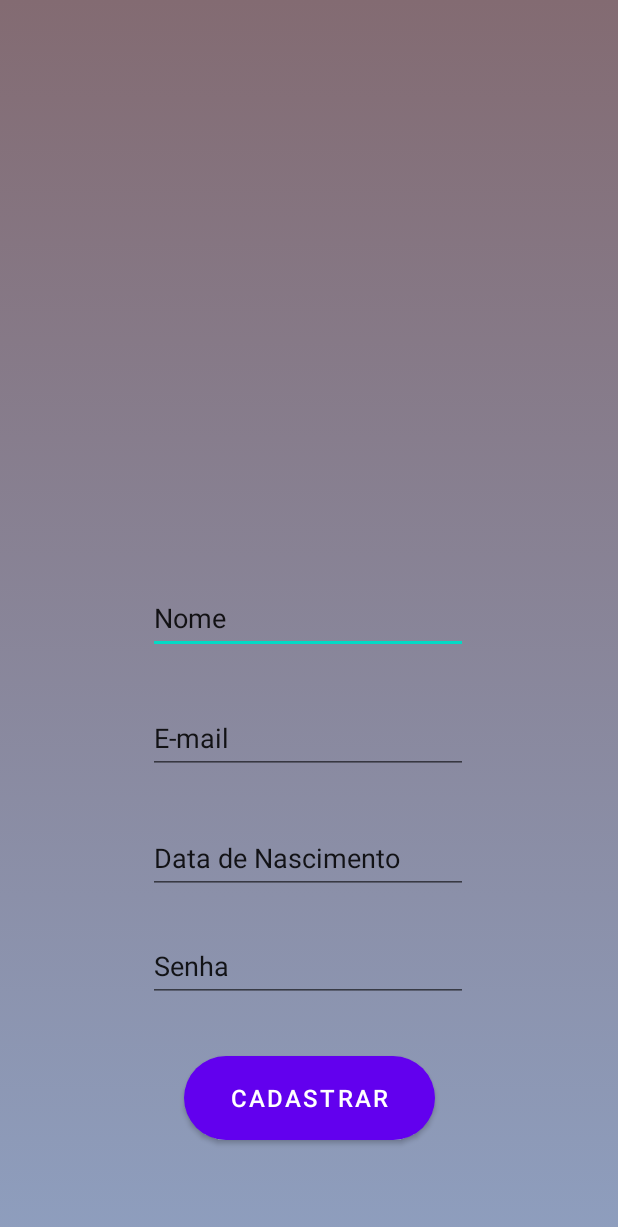
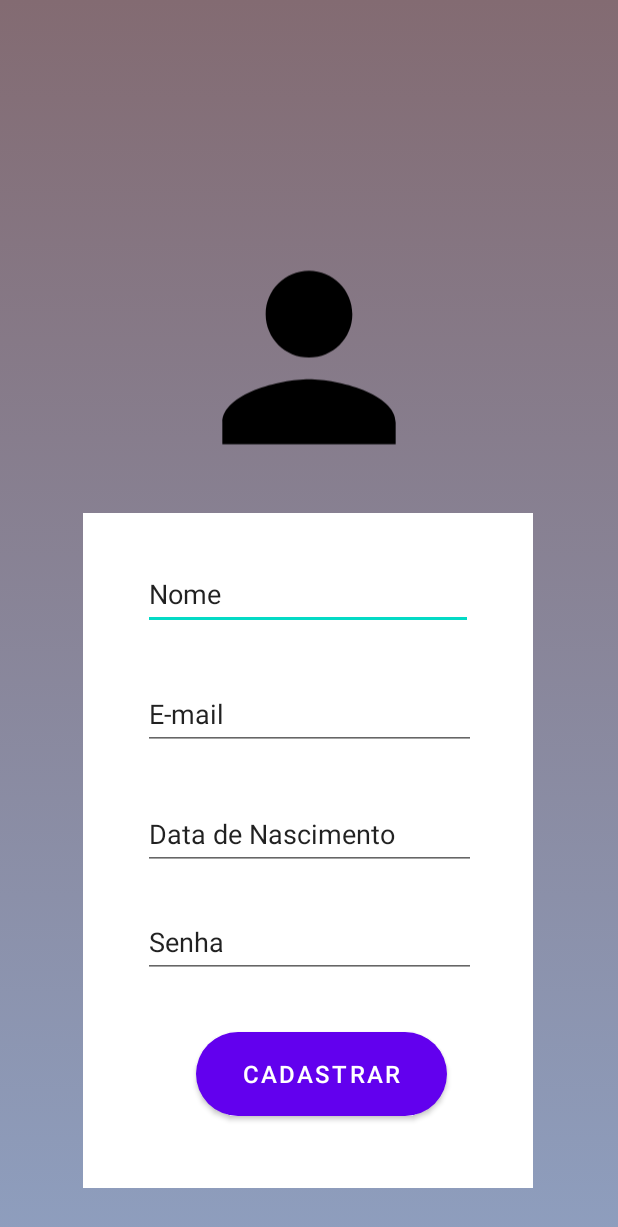
Before and after one commit to DudeBatista/RoleGames, an Android app: the Cadastro screen opened directly, with no data from a screen before it, on a phone screen of 412 x 824 dp. Shown: the top 1227 px of the screen. Run offline under Robolectric (Android 15) with nearby library versions, the phone set to English and light mode, and no system bars.

Commit message:
Mais telas acabadas - fazer fragment

```diff
--- a/app/src/main/AndroidManifest.xml
+++ b/app/src/main/AndroidManifest.xml
@@ -13,6 +13,9 @@
         android:supportsRtl="true"
         android:theme="@style/Theme.RoleGames"
         tools:targetApi="31">
+        <activity
+            android:name=".Login"
+            android:exported="false" />
         <activity
             android:name=".Cadastro"
             android:exported="false" />
--- /dev/null
+++ b/app/src/main/res/drawable/ic_baseline_drive_file_rename_outline_24.xml
@@ -0,0 +1,5 @@
+<vector android:height="24dp" android:tint="#000000"
+    android:viewportHeight="24" android:viewportWidth="24"
+    android:width="24dp" xmlns:android="http://schemas.android.com/apk/res/android">
+    <path android:fillColor="@android:color/white" android:pathData="M18.41,5.8L17.2,4.59c-0.78,-0.78 -2.05,-0.78 -2.83,0l-2.68,2.68L3,15.96V20h4.04l8.74,-8.74 2.63,-2.63c0.79,-0.78 0.79,-2.05 0,-2.83zM6.21,18H5v-1.21l8.66,-8.66 1.21,1.21L6.21,18zM11,20l4,-4h6v4H11z"/>
+</vector>
--- a/app/src/main/res/drawable/ic_baseline_keyboard_return_24.xml
+++ b/app/src/main/res/drawable/ic_baseline_keyboard_return_24.xml
@@ -1,5 +1,5 @@
-<vector android:height="24dp" android:tint="#303030"
+<vector android:height="32dp" android:tint="#303030"
     android:viewportHeight="24" android:viewportWidth="24"
-    android:width="24dp" xmlns:android="http://schemas.android.com/apk/res/android">
+    android:width="32dp" xmlns:android="http://schemas.android.com/apk/res/android">
     <path android:fillColor="@android:color/white" android:pathData="M19,7v4H5.83l3.58,-3.59L8,6l-6,6 6,6 1.41,-1.41L5.83,13H21V7z"/>
 </vector>
--- a/app/src/main/res/drawable/ic_baseline_person_24.xml
+++ b/app/src/main/res/drawable/ic_baseline_person_24.xml
@@ -1,4 +1,4 @@
-<vector android:height="24dp" android:tint="#303030"
+<vector android:height="24dp" android:tint="#000000"
     android:viewportHeight="24" android:viewportWidth="24"
     android:width="24dp" xmlns:android="http://schemas.android.com/apk/res/android">
     <path android:fillColor="@android:color/white" android:pathData="M12,12c2.21,0 4,-1.79 4,-4s-1.79,-4 -4,-4 -4,1.79 -4,4 1.79,4 4,4zM12,14c-2.67,0 -8,1.34 -8,4v2h16v-2c0,-2.66 -5.33,-4 -8,-4z"/>
--- a/app/src/main/res/layout/activity_cadastro.xml
+++ b/app/src/main/res/layout/activity_cadastro.xml
@@ -7,25 +7,27 @@
     tools:context=".Cadastro"
     android:background="@drawable/degrade_background">
 
-    <ImageView
-        android:id="@+id/imageView2"
-        android:layout_width="160dp"
-        android:layout_height="151dp"
-        android:contentDescription="@string/imgfoto"
+    <LinearLayout
+        android:id="@+id/linearLayout"
+        android:layout_width="300dp"
+        android:layout_height="450dp"
+        android:layout_marginStart="100dp"
+        android:layout_marginEnd="101dp"
+        android:layout_marginBottom="32dp"
+        android:background="#fff"
+        android:orientation="vertical"
+        android:paddingStart="40dp"
+        android:paddingTop="30dp"
         app:layout_constraintBottom_toBottomOf="parent"
         app:layout_constraintEnd_toEndOf="parent"
-        app:layout_constraintHorizontal_bias="0.498"
-        app:layout_constraintStart_toStartOf="parent"
-        app:layout_constraintTop_toTopOf="parent"
-        app:layout_constraintVertical_bias="0.143"
-        tools:ignore="ImageContrastCheck"
-        tools:srcCompat="@tools:sample/avatars" />
+        app:layout_constraintStart_toStartOf="parent">
 
         <EditText
             android:id="@+id/editTextTextPersonName"
-        android:layout_width="wrap_content"
+            android:layout_width="220dp"
             android:layout_height="wrap_content"
             android:layout_marginBottom="32dp"
+            android:autofillHints=""
             android:ems="10"
             android:inputType="textPersonName"
             android:minHeight="48dp"
@@ -33,12 +35,11 @@
             app:layout_constraintBottom_toTopOf="@+id/editTextTextEmailAddress"
             app:layout_constraintEnd_toEndOf="parent"
             app:layout_constraintHorizontal_bias="0.497"
-        app:layout_constraintStart_toStartOf="parent"
-        android:autofillHints="" />
+            app:layout_constraintStart_toStartOf="parent" />
 
         <EditText
             android:id="@+id/editTextTextEmailAddress"
-        android:layout_width="wrap_content"
+            android:layout_width="222dp"
             android:layout_height="wrap_content"
             android:layout_marginBottom="32dp"
             android:autofillHints=""
@@ -53,9 +54,10 @@
 
         <EditText
             android:id="@+id/editTextDate"
-        android:layout_width="wrap_content"
+            android:layout_width="222dp"
             android:layout_height="wrap_content"
             android:layout_marginBottom="24dp"
+            android:autofillHints=""
             android:ems="10"
             android:inputType="date"
             android:minHeight="48dp"
@@ -63,14 +65,14 @@
             app:layout_constraintBottom_toTopOf="@+id/senha"
             app:layout_constraintEnd_toEndOf="parent"
             app:layout_constraintHorizontal_bias="0.497"
-        app:layout_constraintStart_toStartOf="parent"
-        android:autofillHints="" />
+            app:layout_constraintStart_toStartOf="parent" />
 
         <EditText
             android:id="@+id/senha"
-        android:layout_width="wrap_content"
+            android:layout_width="222dp"
             android:layout_height="wrap_content"
             android:layout_marginBottom="36dp"
+            android:autofillHints=""
             android:ems="10"
             android:inputType="text"
             android:minHeight="48dp"
@@ -78,13 +80,13 @@
             app:layout_constraintBottom_toTopOf="@+id/btnCadastrar"
             app:layout_constraintEnd_toEndOf="parent"
             app:layout_constraintHorizontal_bias="0.497"
-        app:layout_constraintStart_toStartOf="parent"
-        android:autofillHints="" />
+            app:layout_constraintStart_toStartOf="parent" />
 
         <Button
             android:id="@+id/btnCadastrar"
             android:layout_width="167dp"
             android:layout_height="56dp"
+            android:layout_marginLeft="35dp"
             android:layout_marginBottom="64dp"
             android:background="@drawable/botao_background"
             android:text="@string/btncadastrar"
@@ -95,4 +97,18 @@
             app:layout_constraintEnd_toEndOf="parent"
             app:layout_constraintStart_toStartOf="parent" />
 
+    </LinearLayout>
+
+    <ImageView
+        android:id="@+id/imageView2"
+        android:layout_width="173dp"
+        android:layout_height="207dp"
+        app:layout_constraintBottom_toTopOf="@+id/linearLayout"
+        app:layout_constraintEnd_toEndOf="parent"
+        app:layout_constraintStart_toStartOf="parent"
+        app:layout_constraintTop_toTopOf="parent"
+        app:layout_constraintVertical_bias="1.0"
+        app:srcCompat="@drawable/ic_baseline_person_24"
+        android:contentDescription="@string/foto" />
+
 </androidx.constraintlayout.widget.ConstraintLayout>
--- a/app/src/main/res/values/strings.xml
+++ b/app/src/main/res/values/strings.xml
@@ -17,4 +17,6 @@
     <string name="lble_mail">E-mail</string>
     <string name="lblDatanasc">Data de Nascimento</string>
     <string name="lblsenha">Senha</string>
+    <string name="foto">TODO</string>
+    <string name="btnLogin">Login</string>
 </resources>
```
Lines whose indentation alone changed are shown as unchanged.
